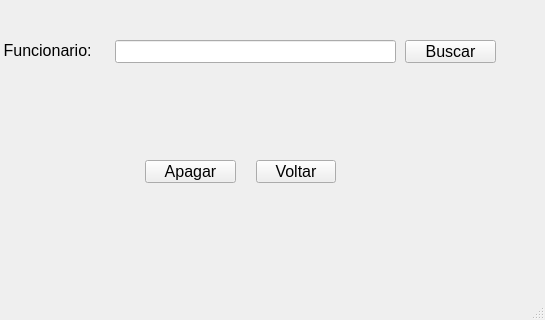
This is telas/tela_apagar_funcionario.ui in mthsvct/SILE as Qt 5 draws it before an edit; both pictures show x 95 to 640 and y 160 to 480 of the 640 by 480 pixel window. The edited form follows.
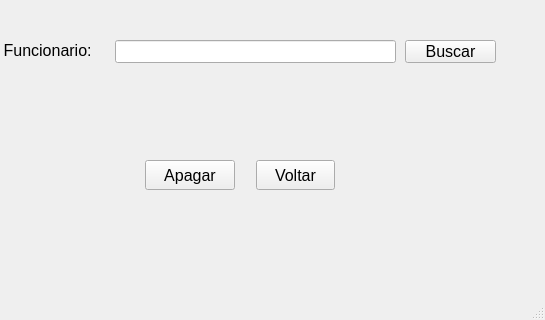
This is the edited form.

Commit message: código ṕython tela de apagar cliente

The edit to the form file:
```diff
--- a/telas/tela_apagar_funcionario.ui
+++ b/telas/tela_apagar_funcionario.ui
@@ -86,8 +86,8 @@
      <rect>
       <x>351</x>
       <y>320</y>
-      <width>80</width>
-      <height>23</height>
+      <width>79</width>
+      <height>30</height>
      </rect>
     </property>
     <property name="font">
@@ -107,8 +107,8 @@
      <rect>
       <x>240</x>
       <y>320</y>
-      <width>91</width>
-      <height>23</height>
+      <width>90</width>
+      <height>30</height>
      </rect>
     </property>
     <property name="font">
```
The commit also changes 5 other files.
